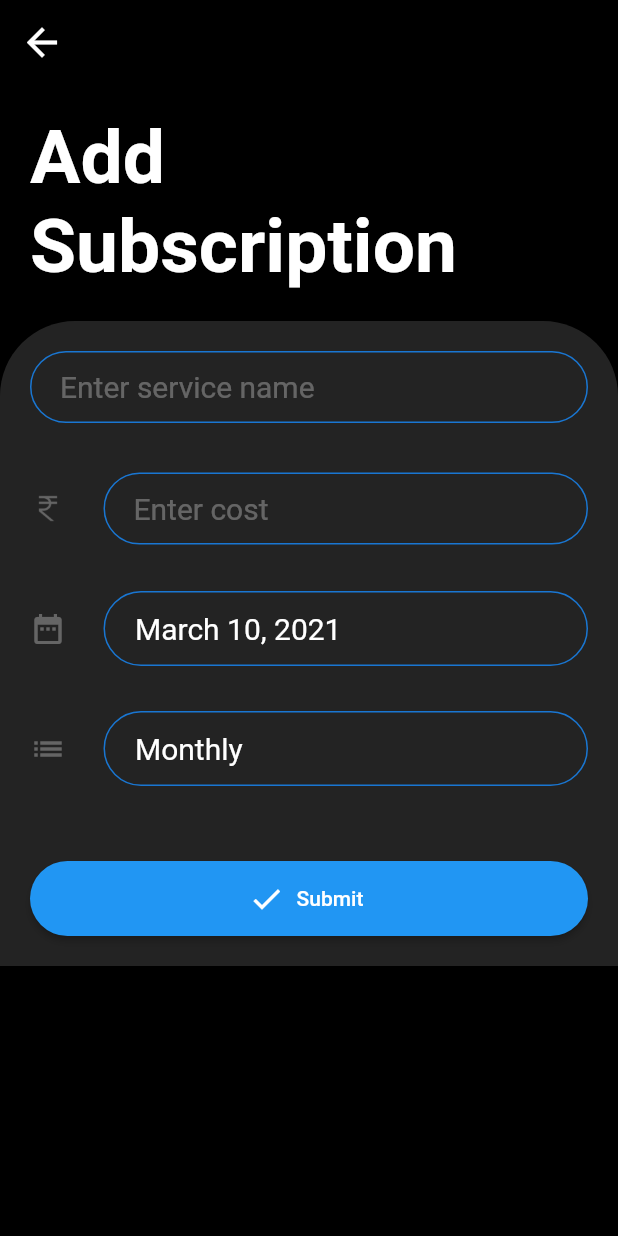
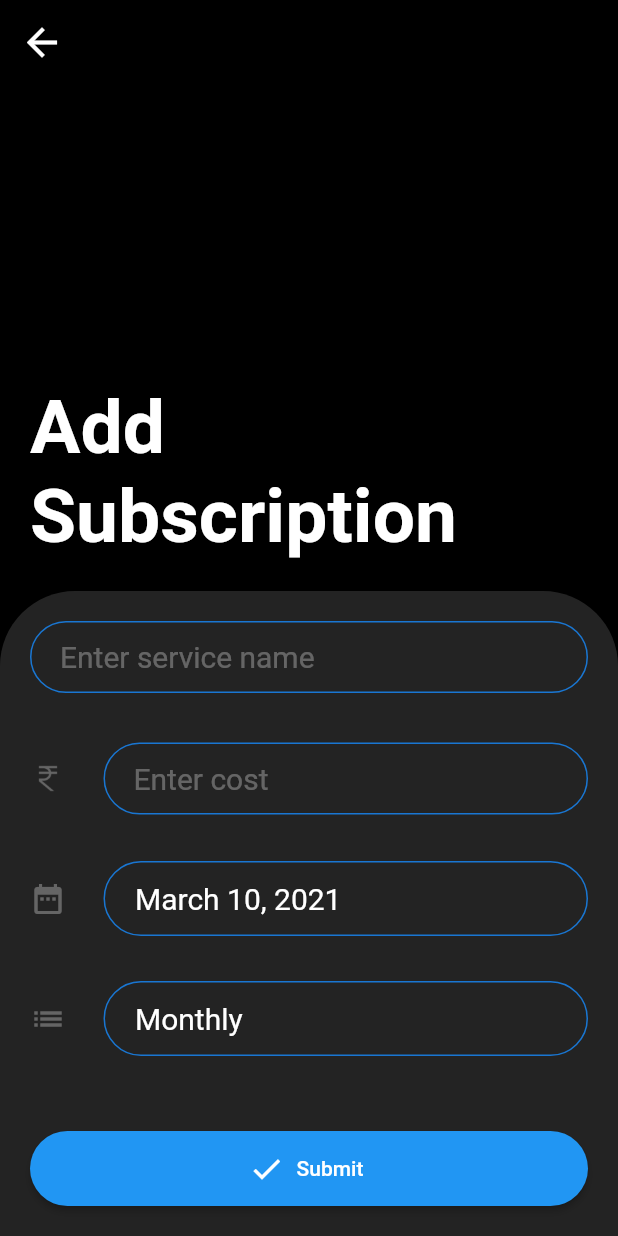
Before and after one commit to Tak1za/SubscriptionTracker, a Flutter app: the AddSubscription screen opened directly, on a phone screen of 412 x 824 dp. Run offline on Flutter 3.47's test engine with Material 2 defaults, Android fonts, the light colour scheme and no system bars; missing offline and left inert: flutter_material_pickers.

Commit message:
Fixed subscription form not extending to bottom problem

```diff
--- a/lib/screens/add_subscription.dart
+++ b/lib/screens/add_subscription.dart
@@ -31,7 +31,9 @@ class _AddSubscriptionState extends State<AddSubscription>{
         centerTitle: true,
         elevation: 0.0,
       ),
-      body: SingleChildScrollView(
+      body: Align(
+        alignment: Alignment.bottomCenter,
+        child: SingleChildScrollView(
           child: Column(
             mainAxisSize: MainAxisSize.min,
             mainAxisAlignment: MainAxisAlignment.spaceAround,
@@ -54,6 +56,7 @@ class _AddSubscriptionState extends State<AddSubscription>{
             ],
           ),
         ),
+      ),
     );
   }
 }
```
Lines whose indentation alone changed are shown as unchanged.
